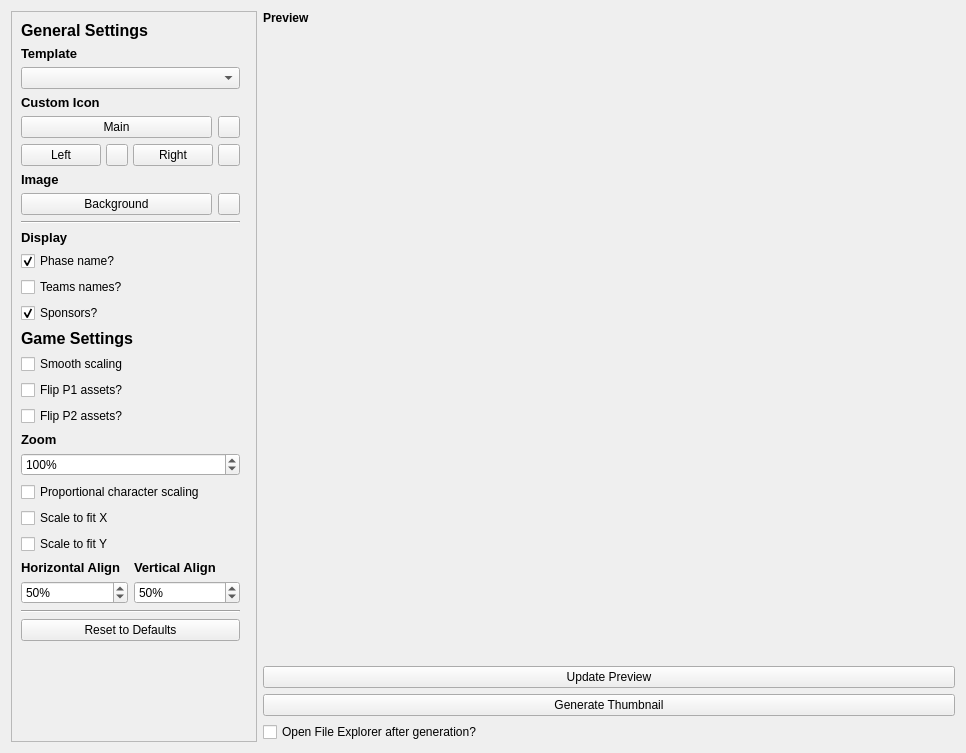
Before: the Qt Designer form src/layout/TSHThumbnailSettings.ui in yuya-tagu/Autona, drawn with Qt 5.
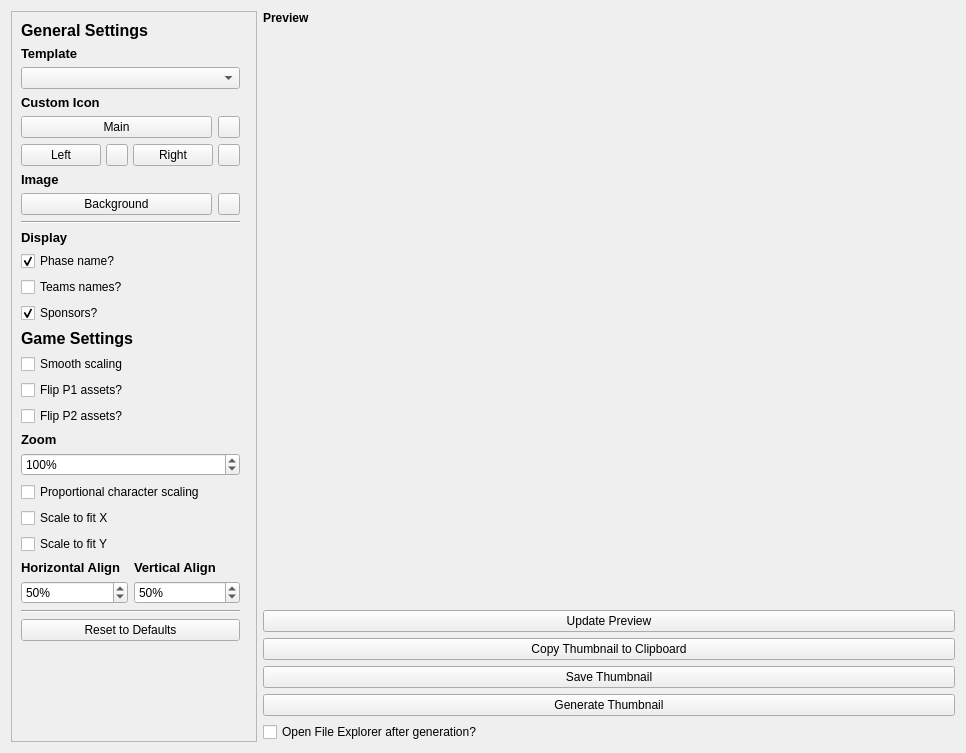
After: the same form once the commit is applied.

What changed in the file:
```diff
--- a/src/layout/TSHThumbnailSettings.ui
+++ b/src/layout/TSHThumbnailSettings.ui
@@ -570,6 +570,20 @@
        </property>
       </widget>
      </item>
+     <item>
+      <widget class="QPushButton" name="btCopyToClipboard">
+       <property name="text">
+        <string>Copy Thumbnail to Clipboard</string>
+       </property>
+      </widget>
+     </item>
+     <item>
+      <widget class="QPushButton" name="btSaveThumbnail">
+       <property name="text">
+        <string>Save Thumbnail</string>
+       </property>
+      </widget>
+     </item>
      <item>
       <widget class="QPushButton" name="btGenerate">
        <property name="text">
```
